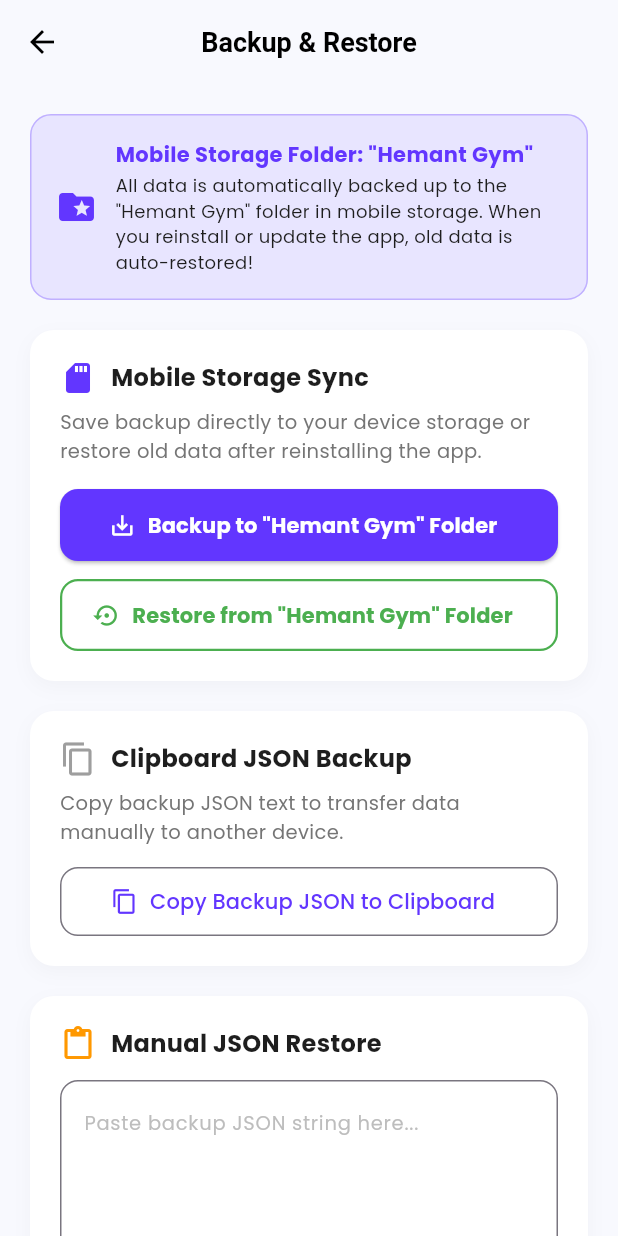
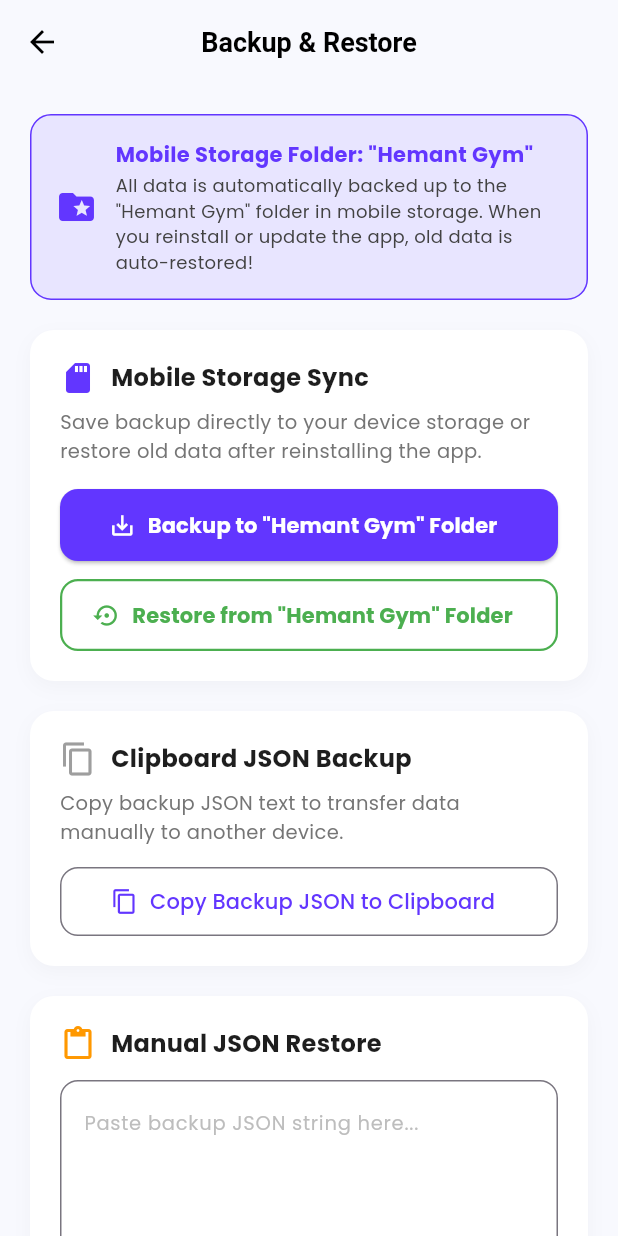
Before and after one commit to kashinathyankanchi-maker/gym, a Flutter app: the BackupRestoreScreen screen opened directly, on a phone screen of 412 x 824 dp. Run offline on Flutter 3.47's test engine with Material 3 defaults, Android fonts, the phone set to English and light mode, and no system bars; our stand-ins replace fl_chart, google_fonts, shared_preferences; accounts and stored records are empty; network calls fail.

Commit message:
Fix const constructor syntax in BackupRestoreScreen and push mobile storage backup solution

```diff
--- a/lib/screens/more/backup_restore_screen.dart
+++ b/lib/screens/more/backup_restore_screen.dart
@@ -172,24 +172,24 @@ class _BackupRestoreScreenState extends State<BackupRestoreScreen> {
               decoration: BoxDecoration(
                 color: const Color(0xFFE8E5FF),
                 borderRadius: BorderRadius.circular(14),
-                border: Border.all(color: const Color(0xFF6236FF).withOpacity(0.3)),
+                border: Border.all(color: const Color(0xFF6236FF)),
               ),
-              child: const Row(
+              child: Row(
                 children: [
-                  Icon(Icons.folder_special, color: Color(0xFF6236FF), size: 28),
-                  SizedBox(width: 12),
+                  const Icon(Icons.folder_special, color: Color(0xFF6236FF), size: 28),
+                  const SizedBox(width: 12),
                   Expanded(
                     child: Column(
                       crossAxisAlignment: CrossAxisAlignment.start,
                       children: [
-                        Text(
+                        const Text(
                           'Mobile Storage Folder: "Hemant Gym"',
                           style: TextStyle(fontWeight: FontWeight.bold, fontSize: 14, color: Color(0xFF6236FF)),
                         ),
-                        SizedBox(height: 2),
+                        const SizedBox(height: 2),
                         Text(
                           'All data is automatically backed up to the "Hemant Gym" folder in mobile storage. When you reinstall or update the app, old data is auto-restored!',
-                          style: TextStyle(fontSize: 12, color: Colors.black70),
+                          style: TextStyle(fontSize: 12, color: Colors.grey.shade800),
                         ),
                       ],
                     ),
```
